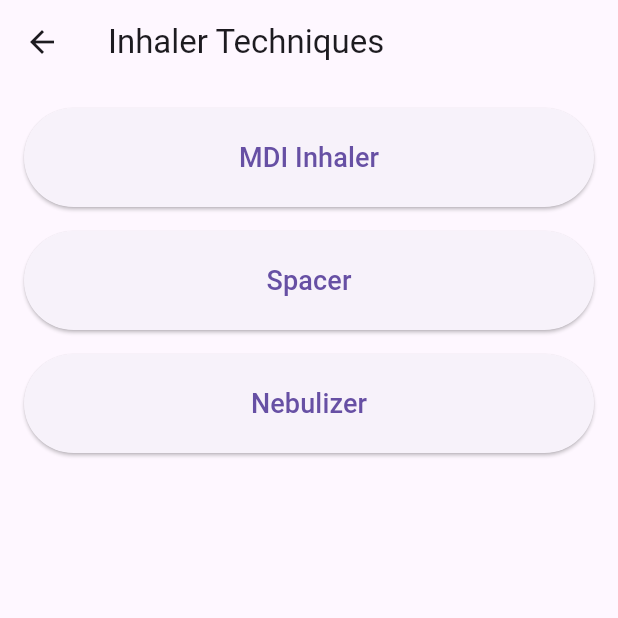
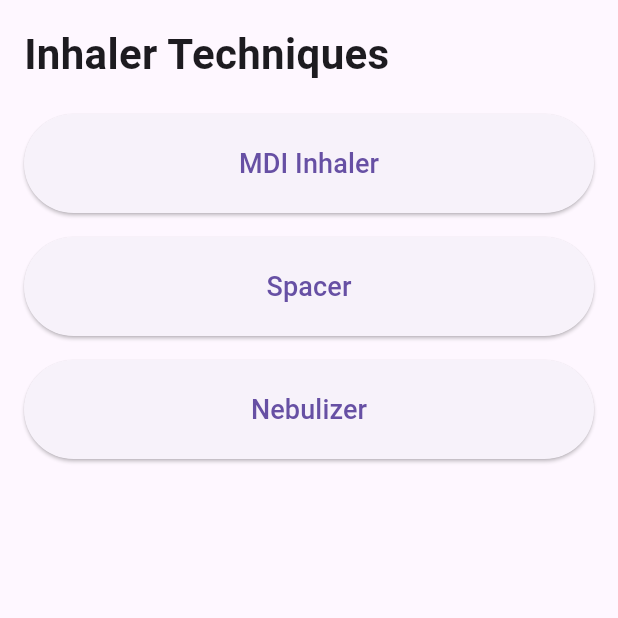
Before and after one commit to nadinnah/puffpal-usingFlutter, a Flutter app: the InhalerTechniquesPage screen opened directly, on a phone screen of 412 x 824 dp, the top half of it. Run offline on Flutter 3.47's test engine with Material 3 defaults, Android fonts, the light colour scheme and no system bars; our stand-ins replace cloud_firestore, curved_navigation_bar, firebase_analytics, firebase_auth, firebase_core, firebase_messaging and 14 more; missing offline and left inert: android_alarm_manager_plus, pdfx; accounts and stored records are empty; network calls fail.

```diff
--- a/lib/views/home_page.dart
+++ b/lib/views/home_page.dart
@@ -65,7 +65,7 @@ class _HomePageState extends State<HomePage> {
     final double verticalSpacing = screenHeight * 0.12;
 
     return SingleChildScrollView(
-      padding: EdgeInsets.fromLTRB(0, verticalSpacing, 0, 0),
+      padding: EdgeInsets.fromLTRB(0, verticalSpacing, 0, 0.75*verticalSpacing),
       child: Column(
         children: [
           Padding(
@@ -204,7 +204,7 @@ class _HomePageState extends State<HomePage> {
             ],
           ),
 
-          SizedBox(height: 130),
+
         ],
       ),
     );
--- a/lib/views/inhaler_techniques.dart
+++ b/lib/views/inhaler_techniques.dart
@@ -8,15 +8,18 @@ class InhalerTechniquesPage extends StatelessWidget {
   @override
   Widget build(BuildContext context) {
     return Scaffold(
-      appBar: AppBar(
-        title: const Text("Inhaler Techniques"),
-      ),
-
       body: Padding(
         padding: const EdgeInsets.all(16),
 
         child: Column(
           children: [
+            Row(
+              mainAxisAlignment: MainAxisAlignment.start,
+              children: [
+                Text("Inhaler Techniques", style: TextStyle(fontSize: 28, fontWeight: FontWeight.bold)),
+              ],
+            ),
+            const SizedBox(height: 20),
 
             inhalerButton(
               context,
@@ -54,11 +57,7 @@ class InhalerTechniquesPage extends StatelessWidget {
               title: "Nebulizer",
               type: "Inhaler",
               image: "assets/images/nebulizer.jpg",
-              steps: [
-                "Add medication",
-                "Turn machine on",
-                "Breathe normally",
-              ],
+              steps: ["Add medication", "Turn machine on", "Breathe normally"],
               video: 'assets/videos/nebulizer.mp4',
             ),
           ],
@@ -79,9 +78,7 @@ class InhalerTechniquesPage extends StatelessWidget {
       width: double.infinity,
 
       child: ElevatedButton(
-        style: ElevatedButton.styleFrom(
-          padding: const EdgeInsets.all(20),
-        ),
+        style: ElevatedButton.styleFrom(padding: const EdgeInsets.all(20)),
 
         onPressed: () {
           Navigator.push(
@@ -98,10 +95,7 @@ class InhalerTechniquesPage extends StatelessWidget {
           );
         },
 
-        child: Text(
-          title,
-          style: const TextStyle(fontSize: 18),
-        ),
+        child: Text(title, style: const TextStyle(fontSize: 18)),
       ),
     );
   }
```
Also changed, not shown: lib/services/sqlite_service.dart (+14 -7 lines), lib/views/track_symptoms_page.dart (+32 -17 lines), 1 other file. Lines whose indentation alone changed are shown as unchanged.
